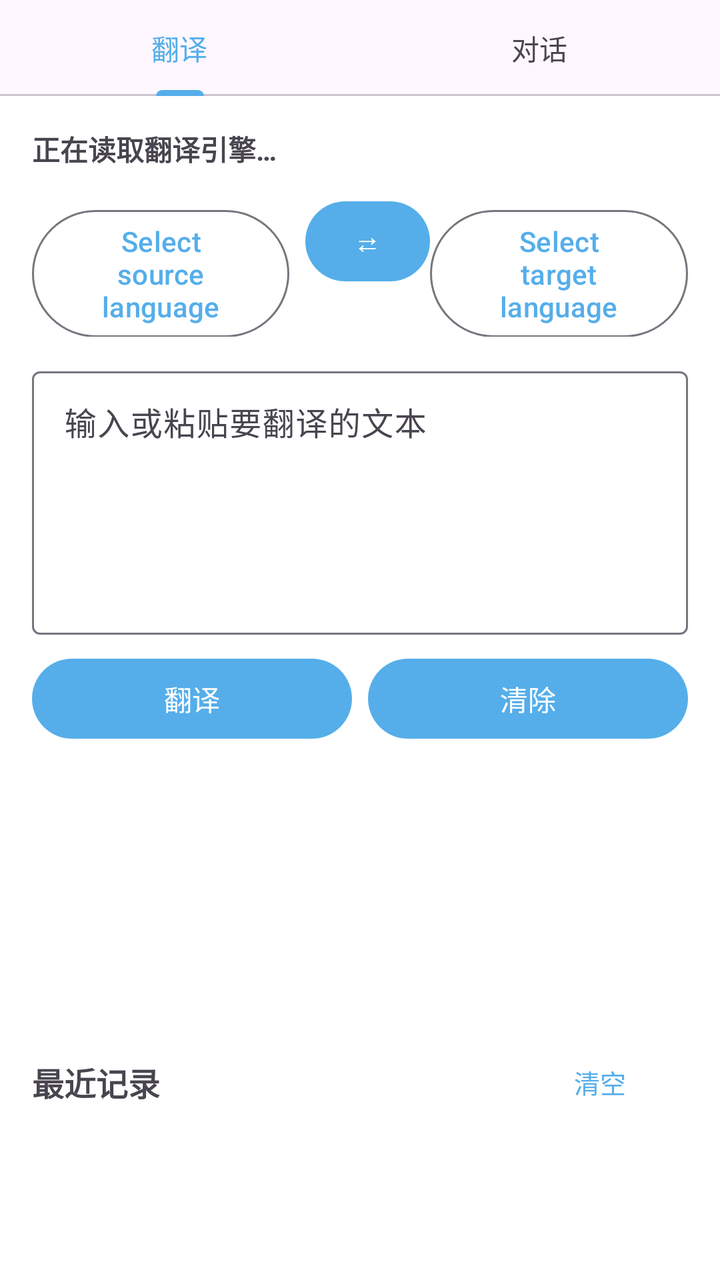
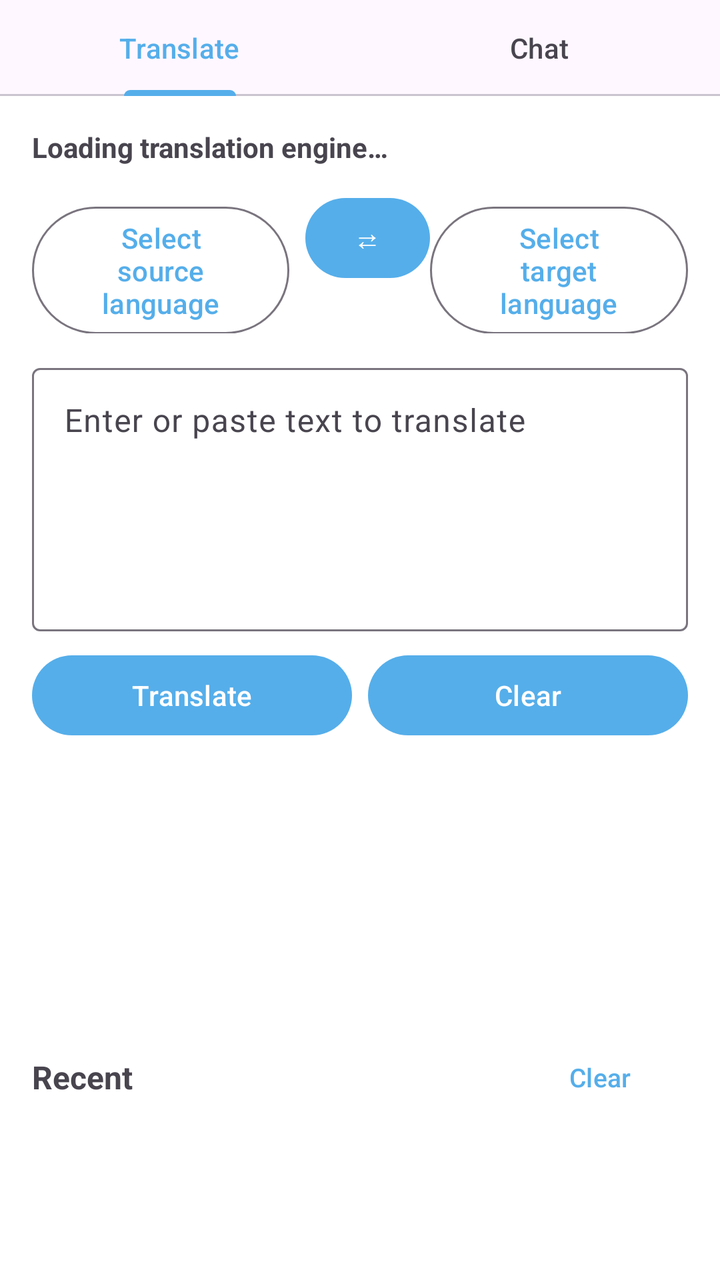

Two renders of the same Android screen: before a commit and after it. Below are the layout's source before the change and the commit's diff.
<!-- AndroidManifest.xml: application theme Theme.MT -->
<!-- res/layout/fragment_text_translate.xml -->
<?xml version="1.0" encoding="utf-8"?>
<LinearLayout xmlns:android="http://schemas.android.com/apk/res/android"
    xmlns:app="http://schemas.android.com/apk/res-auto"
    android:layout_width="match_parent"
    android:layout_height="match_parent"
    android:orientation="vertical">

    
    <com.google.android.material.tabs.TabLayout
        android:id="@+id/modeTabs"
        android:layout_width="match_parent"
        android:layout_height="wrap_content">

        <com.google.android.material.tabs.TabItem
            android:layout_width="wrap_content"
            android:layout_height="wrap_content"
            android:text="翻译" />

        <com.google.android.material.tabs.TabItem
            android:layout_width="wrap_content"
            android:layout_height="wrap_content"
            android:text="对话" />
    </com.google.android.material.tabs.TabLayout>

    <ScrollView
        android:id="@+id/translateContainer"
        android:layout_width="match_parent"
        android:layout_height="0dp"
        android:layout_weight="1"
        android:fillViewport="true">

    <LinearLayout
        android:layout_width="match_parent"
        android:layout_height="wrap_content"
        android:orientation="vertical"
        android:padding="16dp">

        
        <LinearLayout
            android:layout_width="match_parent"
            android:layout_height="wrap_content"
            android:orientation="horizontal">

            <TextView
                android:id="@+id/engineDisplay"
                android:layout_width="0dp"
                android:layout_height="wrap_content"
                android:layout_weight="1"
                android:text="@string/text_translate_engine_loading"
                android:textSize="14sp"
                android:textStyle="bold" />

            <TextView
                android:id="@+id/engineBadge"
                android:layout_width="wrap_content"
                android:layout_height="wrap_content"
                android:background="@drawable/dialog_background"
                android:paddingHorizontal="8dp"
                android:paddingVertical="2dp"
                android:textColor="@color/white"
                android:textSize="11sp" />
        </LinearLayout>

        
        <LinearLayout
            android:layout_width="match_parent"
            android:layout_height="wrap_content"
            android:layout_marginTop="12dp"
            android:orientation="horizontal">

            <com.google.android.material.button.MaterialButton
                android:id="@+id/srcLangButton"
                style="@style/Widget.Material3.Button.OutlinedButton"
                android:layout_width="0dp"
                android:layout_height="wrap_content"
                android:layout_marginEnd="8dp"
                android:layout_weight="1"
                android:text="@string/select_source_language" />

            <com.google.android.material.button.MaterialButton
                android:id="@+id/swapButton"
                android:layout_width="wrap_content"
                android:layout_height="wrap_content"
                android:minWidth="48dp"
                android:text="⇄" />

            <com.google.android.material.button.MaterialButton
                android:id="@+id/tgtLangButton"
                style="@style/Widget.Material3.Button.OutlinedButton"
                android:layout_width="0dp"
                android:layout_height="wrap_content"
                android:layout_weight="1"
                android:text="@string/select_target_language" />
        </LinearLayout>

        
        <com.google.android.material.textfield.TextInputLayout
            android:id="@+id/inputLayout"
            style="@style/Widget.Material3.TextInputLayout.OutlinedBox"
            android:layout_width="match_parent"
            android:layout_height="wrap_content"
            android:layout_marginTop="12dp"
            android:hint="@string/text_translate_input_hint">

            <EditText
                android:id="@+id/inputEdit"
                android:layout_width="match_parent"
                android:layout_height="wrap_content"
                android:gravity="top"
                android:inputType="textMultiLine"
                android:maxLines="10"
                android:minLines="5" />
        </com.google.android.material.textfield.TextInputLayout>

        
        <LinearLayout
            android:layout_width="match_parent"
            android:layout_height="wrap_content"
            android:layout_marginTop="8dp"
            android:orientation="horizontal">

            <Button
                android:id="@+id/translateButton"
                android:layout_width="0dp"
                android:layout_height="wrap_content"
                android:layout_marginEnd="8dp"
                android:layout_weight="1"
                android:text="@string/text_translate_button" />

            <Button
                android:id="@+id/clearButton"
                android:layout_width="0dp"
                android:layout_height="wrap_content"
                android:layout_weight="1"
                android:text="@string/clear" />
        </LinearLayout>

        
        <TextView
            android:id="@+id/outputText"
            android:layout_width="match_parent"
            android:layout_height="wrap_content"
            android:layout_marginTop="12dp"
            android:background="@drawable/dialog_background"
            android:lineSpacingExtra="3dp"
            android:minHeight="120dp"
            android:padding="12dp"
            android:textSize="16sp" />

        
        <LinearLayout
            android:layout_width="match_parent"
            android:layout_height="wrap_content"
            android:layout_marginTop="16dp"
            android:gravity="center_vertical"
            android:orientation="horizontal">

            <TextView
                android:layout_width="0dp"
                android:layout_height="wrap_content"
                android:layout_weight="1"
                android:text="@string/text_translate_recent"
                android:textSize="16sp"
                android:textStyle="bold" />

            <com.google.android.material.button.MaterialButton
                android:id="@+id/recentLimitButton"
                style="@style/Widget.Material3.Button.TextButton"
                android:layout_width="wrap_content"
                android:layout_height="wrap_content"
                android:minHeight="0dp"
                android:paddingHorizontal="8dp"
                android:textSize="13sp" />

            <com.google.android.material.button.MaterialButton
                android:id="@+id/recentClearButton"
                style="@style/Widget.Material3.Button.TextButton"
                android:layout_width="wrap_content"
                android:layout_height="wrap_content"
                android:minHeight="0dp"
                android:paddingHorizontal="8dp"
                android:text="@string/text_translate_clear_recent"
                android:textSize="13sp" />
        </LinearLayout>

        <LinearLayout
            android:id="@+id/recentContainer"
            android:layout_width="match_parent"
            android:layout_height="wrap_content"
            android:orientation="vertical" />

        
        <LinearLayout
            android:id="@+id/pagerRow"
            android:layout_width="match_parent"
            android:layout_height="wrap_content"
            android:layout_marginTop="8dp"
            android:gravity="center_vertical"
            android:orientation="horizontal"
            android:visibility="gone">

            <com.google.android.material.button.MaterialButton
                android:id="@+id/prevPageButton"
                style="@style/Widget.Material3.Button.TextButton"
                android:layout_width="wrap_content"
                android:layout_height="wrap_content"
                android:minHeight="0dp"
                android:text="@string/text_translate_page_prev"
                android:textSize="13sp" />

            <TextView
                android:id="@+id/pageIndicator"
                android:layout_width="0dp"
                android:layout_height="wrap_content"
                android:layout_weight="1"
                android:gravity="center"
                android:textSize="13sp" />

            <com.google.android.material.button.MaterialButton
                android:id="@+id/nextPageButton"
                style="@style/Widget.Material3.Button.TextButton"
                android:layout_width="wrap_content"
                android:layout_height="wrap_content"
                android:minHeight="0dp"
                android:text="@string/text_translate_page_next"
                android:textSize="13sp" />
        </LinearLayout>
    </LinearLayout>
    </ScrollView>

    
    <FrameLayout
        android:id="@+id/chatContainer"
        android:layout_width="match_parent"
        android:layout_height="0dp"
        android:layout_weight="1"
        android:visibility="gone" />
</LinearLayout>
<!-- resources referenced by this layout -->
<resources>
  <color name="white">#fafafa</color>
  <!-- drawable dialog_background (drawable) -->
  <?xml version="1.0" encoding="utf-8"?>
  <shape xmlns:android="http://schemas.android.com/apk/res/android"
      android:shape="rectangle">
  
      <solid android:color="@color/surface" />
      <corners android:radius="20dp" />
  
  </shape>
  <string name="clear">清除</string>
  <string name="select_source_language">Select source language</string>
  <string name="select_target_language">Select target language</string>
  <string name="text_translate_button">翻译</string>
  <string name="text_translate_clear_recent">清空</string>
  <string name="text_translate_engine_loading">正在读取翻译引擎…</string>
  <string name="text_translate_input_hint">输入或粘贴要翻译的文本</string>
  <string name="text_translate_page_next">下一页</string>
  <string name="text_translate_page_prev">上一页</string>
  <string name="text_translate_recent">最近记录</string>
  <style name="Theme.MT" parent="Base.Theme.MT">
          
          <item name="android:navigationBarColor">@android:color/transparent</item>
          <item name="android:statusBarColor">@android:color/transparent</item>
          <item name="android:windowLightStatusBar">?attr/isLightTheme</item>
      </style>
  <color name="surface">#FFFFFF</color>
  <style name="Base.Theme.MT" parent="Theme.Material3.DayNight.NoActionBar">
          <item name="colorPrimary">@color/primary</item>
          <item name="android:windowBackground">@color/surface</item>
          <item name="android:navigationBarColor">
              @android:color/transparent
          </item>
          <item name="android:enforceNavigationBarContrast">false</item>
          <item name="android:enforceStatusBarContrast">false</item>
      </style>
  <color name="primary">#55AEEA</color>
</resources>

<!-- the commit's change to res/layout/fragment_text_translate.xml (unified diff, before → after) -->
@@ -14,12 +14,12 @@
         <com.google.android.material.tabs.TabItem
             android:layout_width="wrap_content"
             android:layout_height="wrap_content"
-            android:text="翻译" />
+            android:text="@string/text_translate_tab_translate" />
 
         <com.google.android.material.tabs.TabItem
             android:layout_width="wrap_content"
             android:layout_height="wrap_content"
-            android:text="对话" />
+            android:text="@string/text_translate_tab_chat" />
     </com.google.android.material.tabs.TabLayout>
 
     <ScrollView
<!-- resource entries referenced after the edit -->
@@ -10,16 +10,18 @@
       <corners android:radius="20dp" />
   
   </shape>
-  <string name="clear">清除</string>
+  <string name="clear">Clear</string>
   <string name="select_source_language">Select source language</string>
   <string name="select_target_language">Select target language</string>
-  <string name="text_translate_button">翻译</string>
-  <string name="text_translate_clear_recent">清空</string>
-  <string name="text_translate_engine_loading">正在读取翻译引擎…</string>
-  <string name="text_translate_input_hint">输入或粘贴要翻译的文本</string>
-  <string name="text_translate_page_next">下一页</string>
-  <string name="text_translate_page_prev">上一页</string>
-  <string name="text_translate_recent">最近记录</string>
+  <string name="text_translate_button">Translate</string>
+  <string name="text_translate_clear_recent">Clear</string>
+  <string name="text_translate_engine_loading">Loading translation engine…</string>
+  <string name="text_translate_input_hint">Enter or paste text to translate</string>
+  <string name="text_translate_page_next">Next page</string>
+  <string name="text_translate_page_prev">Previous page</string>
+  <string name="text_translate_recent">Recent</string>
+  <string name="text_translate_tab_chat">Chat</string>
+  <string name="text_translate_tab_translate">Translate</string>
   <style name="Theme.MT" parent="Base.Theme.MT">
           
           <item name="android:navigationBarColor">@android:color/transparent</item>
